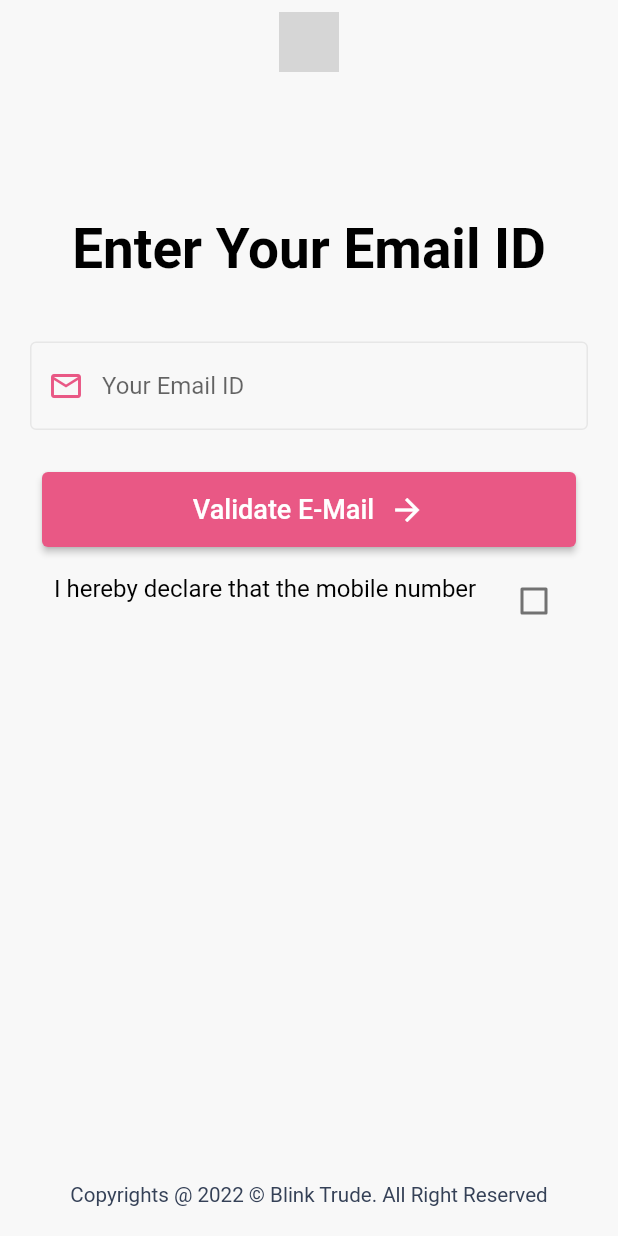
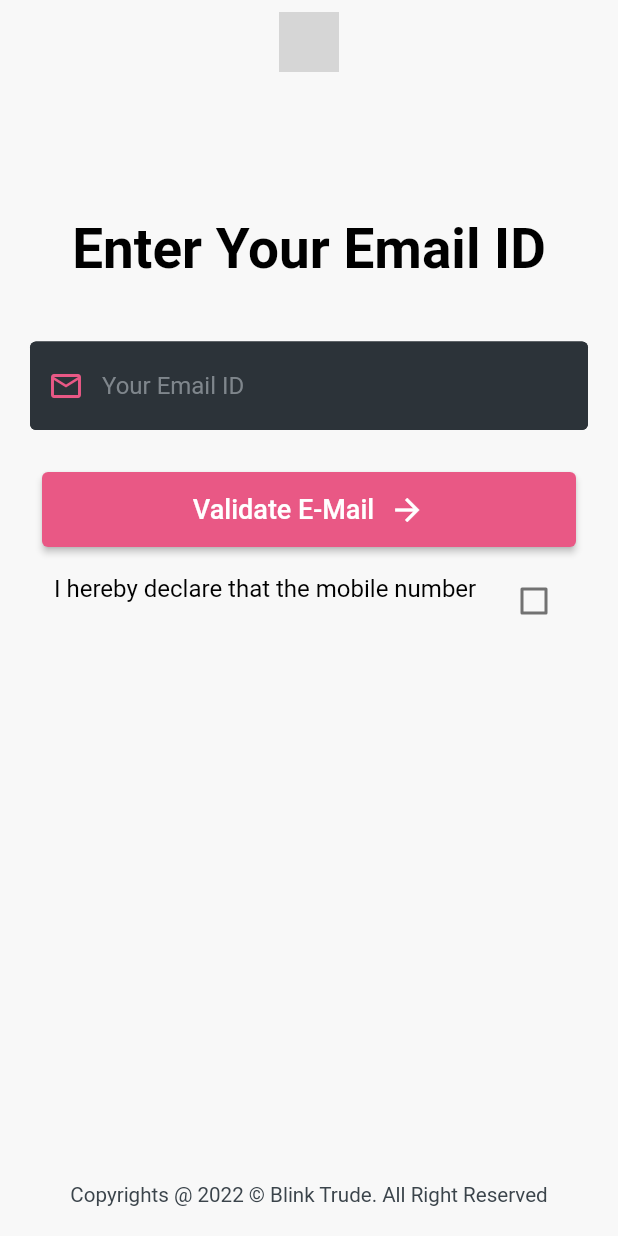
Before and after one commit to vancityAyush/diy_plugin, a Flutter app: the EmailPage widget shown alone on an empty page, opened directly, on a phone screen of 412 x 824 dp. Run offline on Flutter 3.47's test engine with Material 2 defaults, Android fonts, the phone set to English and light mode, and no system bars; drawn by our look-alikes of reactive_forms, rounded_loading_button; our stand-ins replace dio, dotted_border, flutter_screenutil, flutter_secure_storage, flutter_signin_button, fluttertoast and 7 more; missing offline and left inert: encrypt, pointycastle, reactive_image_picker, reactive_pin_code_fields; accounts and stored records are empty; network calls fail; Roboto replaces fonts that are missing (BeVietnamPro); grey boxes are pictures that could not be loaded.

Commit message:
created function: currentUserData , made UI changes on each module

```diff
--- a/lib/diy.dart
+++ b/lib/diy.dart
@@ -59,7 +59,7 @@ class FlutterDIY {
     await ScreenUtil.ensureScreenSize();
     ScreenUtil.init(context);
     await getIt<OAuthService>().initState();
-    String route = await getIt<OAuthService>().updateUiStatus();
+    // String route = await getIt<OAuthService>().updateUiStatus();
     return showMaterialModalBottomSheet(
       backgroundColor: AppColors.background(context),
       shape: const RoundedRectangleBorder(
@@ -76,7 +76,7 @@ class FlutterDIY {
             maxHeight: MediaQuery.of(context).size.height * 0.85,
           ),
           child: Navigator(
-            initialRoute: route,
+            //initialRoute: SignUp().toString(),
             onGenerateRoute: (settings) {
               final arguments = settings.arguments != null
                   ? settings.arguments as Map<String, dynamic>
--- a/lib/modules/bank/bank_account.dart
+++ b/lib/modules/bank/bank_account.dart
@@ -25,6 +25,7 @@ class BankAccountNumber extends StatelessWidget {
             formControlName: 'BankAccountNo',
             keyboardType: TextInputType.number,
             decoration: InputDecoration(
+              filled: AppColors.textFieldBackground(context) != null,
               fillColor: AppColors.textFieldBackground(context),
               enabledBorder: OutlineInputBorder(
                 borderSide: BorderSide(
--- a/lib/modules/form-email/email_page.dart
+++ b/lib/modules/form-email/email_page.dart
@@ -70,7 +70,9 @@ class EmailPage extends StatelessWidget {
                       readOnly: isReadOnly,
                       formControlName: 'email',
                       keyboardType: TextInputType.emailAddress,
+                      cursorColor: AppColors.primaryColor(context),
                       decoration: InputDecoration(
+                        filled: AppColors.textFieldBackground(context) != null,
                         fillColor: AppColors.textFieldBackground(context),
                         enabledBorder: OutlineInputBorder(
                           borderSide: BorderSide(
@@ -88,6 +90,8 @@ class EmailPage extends StatelessWidget {
                         // labelStyle:
                         //     TextStyle(color: AppColors.primaryContent(context)),
                         hintText: 'Your Email ID',
+                        hintStyle: TextStyle(
+                            color: AppColors.textColorTextField(context)),
                         prefixIcon: Icon(
                           Icons.email_outlined,
                           color: Theme.of(context).primaryColor,
--- a/lib/modules/ifsc/ui/ifsc_page.dart
+++ b/lib/modules/ifsc/ui/ifsc_page.dart
@@ -34,6 +34,7 @@ class IFSCPage extends StatelessWidget {
             formControlName: 'ifsc',
             keyboardType: TextInputType.emailAddress,
             decoration: InputDecoration(
+              filled: AppColors.textFieldBackground(context) != null,
               fillColor: AppColors.textFieldBackground(context),
               enabledBorder: OutlineInputBorder(
                 borderSide: BorderSide(
--- a/lib/modules/pan/ui/enter_pan.dart
+++ b/lib/modules/pan/ui/enter_pan.dart
@@ -30,6 +30,7 @@ class EnterPan extends StatelessWidget {
             keyboardType: TextInputType.text,
             textCapitalization: TextCapitalization.characters,
             decoration: InputDecoration(
+              filled: AppColors.textFieldBackground(context) != null,
               fillColor: AppColors.textFieldBackground(context),
               enabledBorder: OutlineInputBorder(
                 borderSide: BorderSide(
@@ -68,6 +69,7 @@ class EnterPan extends StatelessWidget {
                 readOnly: true,
                 keyboardType: TextInputType.datetime,
                 decoration: InputDecoration(
+                  filled: AppColors.textFieldBackground(context) != null,
                   fillColor: AppColors.textFieldBackground(context),
                   enabledBorder: OutlineInputBorder(
                     borderSide: BorderSide(
@@ -83,12 +85,12 @@ class EnterPan extends StatelessWidget {
                   ),
                   //labelText: "Date of Birth",
                   hintText: "Enter your Date of Birth",
-                  suffixIconColor: AppColors.primaryAccent(context),
+                  suffixIconColor: AppColors.primaryColor(context),
                   border: const OutlineInputBorder(),
                   suffixIcon: IconButton(
                     icon: Icon(
                       Icons.calendar_month,
-                      color: AppColors.primaryAccent(context),
+                      color: AppColors.primaryColor(context),
                     ),
                     onPressed: () {
                       picker.showPicker();
--- a/lib/modules/verify-mobile/ui/signup_page.dart
+++ b/lib/modules/verify-mobile/ui/signup_page.dart
@@ -43,6 +43,8 @@ class SignUpPage extends StatelessWidget {
               // labelText: 'Phone Number',
               // labelStyle: TextStyle(color: AppColors.primaryContent(context)),
               hintText: 'Your 10 digit phone number',
+              hintStyle:
+                  TextStyle(color: AppColors.textColorTextField(context)),
               prefixIcon: Row(
                 mainAxisSize: MainAxisSize.min,
                 children: [
@@ -54,7 +56,7 @@ class SignUpPage extends StatelessWidget {
                     style: TextStyle(
                         fontSize: 16,
                         fontWeight: FontWeight.w600,
-                        color: AppColors.primaryContent(context)),
+                        color: AppColors.textColorTextField(context)),
                   ),
                   const SizedBox(width: 10),
                   Text(
@@ -72,6 +74,7 @@ class SignUpPage extends StatelessWidget {
                 borderSide: BorderSide(color: AppColors.primaryColor(context)),
                 borderRadius: BorderRadius.circular(4),
               ),
+              filled: AppColors.textFieldBackground(context) != null,
             ),
             maxLength: 10,
             showErrors: (control) => control.invalid && control.hasFocus,
--- a/lib/utils/theme_files/app_colors.dart
+++ b/lib/utils/theme_files/app_colors.dart
@@ -29,4 +29,16 @@ abstract class AppColors {
         light: LightThemeColors.textFieldBackground,
         dark: DarkThemeColors.textFieldBackground,
       ).getColor(context);
+  static Color textColorTextField(BuildContext context) => ThemedColor(
+        light: LightThemeColors.textColorTextField,
+        dark: DarkThemeColors.textColorTextField,
+      ).getColor(context);
+  static Color footerText(BuildContext context) => ThemedColor(
+        light: LightThemeColors.footerText,
+        dark: DarkThemeColors.footerText,
+      ).getColor(context);
+  static Color subHeading(BuildContext context) => ThemedColor(
+        light: LightThemeColors.subHeading,
+        dark: DarkThemeColors.subHeading,
+      ).getColor(context);
 }
--- a/lib/utils/theme_files/theme_colors.dart
+++ b/lib/utils/theme_files/theme_colors.dart
@@ -1,17 +1,25 @@
 import 'dart:ui';
+
+import 'package:flutter/material.dart';
 
 abstract class LightThemeColors {
   static Color get background => const Color(0xFFf8f8f8);
   static Color get primaryContent => const Color(0xFF000000);
   static Color get primaryAccent => const Color(0xFF354157);
   static Color get primaryColor => const Color(0xFFE95885);
-  static Color get textFieldBackground => Color.fromARGB(255, 231, 231, 231);
+  static Color get textFieldBackground => Color(0xFF2C3339);
+  static Color get textColorTextField => Color(0xFF7F868C);
+  static Color get footerText => Color(0xFF3B444B);
+  static Color get subHeading => Color(0xFF999999);
 }
 
 abstract class DarkThemeColors {
-  static Color get background => const Color(0xFF121619);
+  static Color get background => const Color(0xFF111619);
   static Color get primaryContent => const Color(0xFFE1E1E1);
   static Color get primaryAccent => const Color(0xFF354157);
-  static Color get primaryColor => const Color(0xFFE95885);
-  static Color get textFieldBackground => Color(0xff2D3338);
+  static Color get primaryColor => const Color(0xFFFA4181);
+  static Color get textFieldBackground => Color(0xFF2C3339);
+  static Color get textColorTextField => Color(0xFF7F868C);
+  static Color get footerText => Color(0xFF3B444B);
+  static Color get subHeading => Color(0xFF999999);
 }
--- a/lib/widget/BottomPage.dart
+++ b/lib/widget/BottomPage.dart
@@ -174,9 +174,9 @@ class BottomPage extends StatelessWidget {
                 child: Text(
                   subtitle!,
                   style: TextStyle(
-                    fontSize: 13.sp,
+                    fontSize: 14.sp,
                     fontWeight: FontWeight.w400,
-                    color: AppColors.primaryAccent(context),
+                    color: AppColors.subHeading(context),
                   ),
                   textAlign: TextAlign.center,
                 ),
@@ -198,7 +198,7 @@ class BottomPage extends StatelessWidget {
                 Text(
                   "Copyrights @ 2022 © Blink Trude. All Right Reserved",
                   style: TextStyle(
-                    color: AppColors.primaryAccent(context),
+                    color: AppColors.footerText(context),
                     fontSize: 12.sp,
                     fontWeight: FontWeight.w400,
                   ),
```
Also changed, not shown: lib/modules/bank_proof/upload_bank_proof.dart (+69 -10 lines), lib/modules/ifsc/ui/select_ifsc_page.dart (+9 -1 lines), lib/network/oauth_service.dart (+45 -0 lines).
